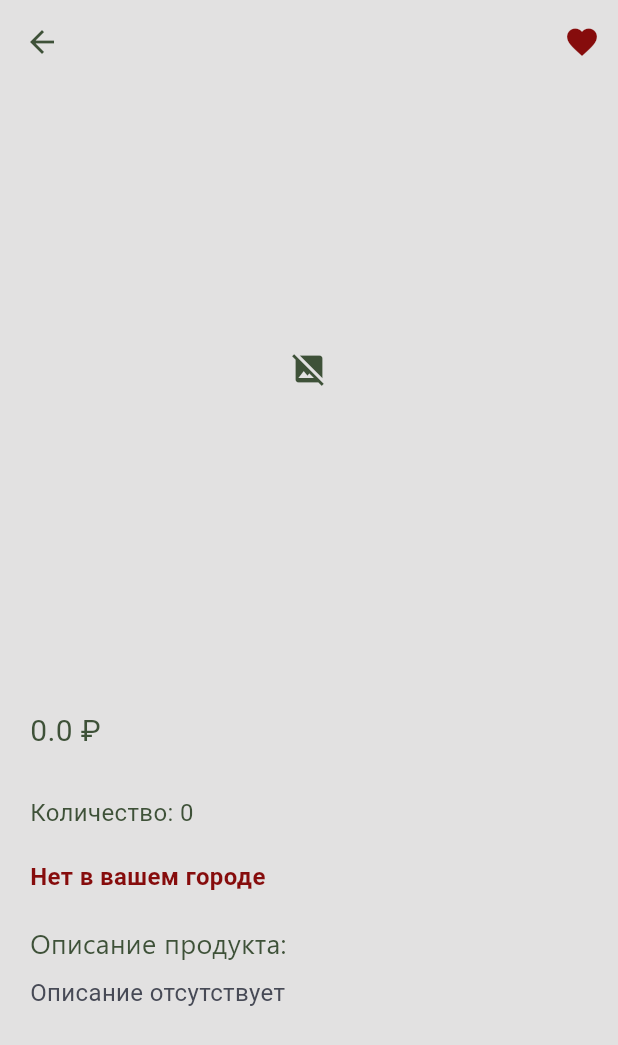
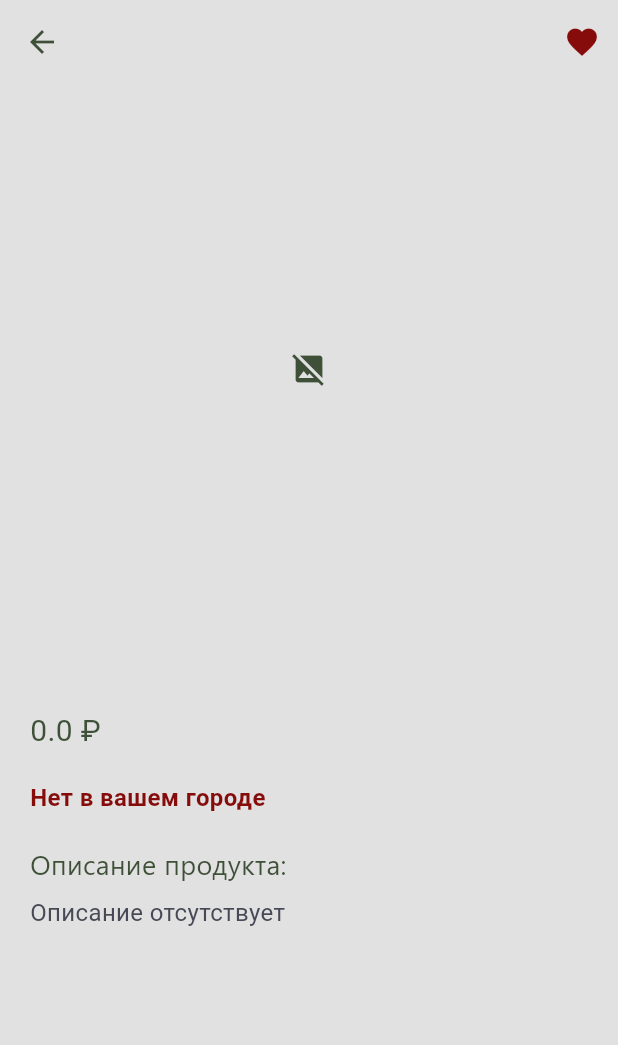
Before and after one commit to renatakhabirova/gifthub, a Flutter app: the ProductDetailScreen screen opened directly with empty values, on a phone screen of 412 x 824 dp. Shown: the top 1045 px of the screen. Run offline on Flutter 3.47's test engine with Material 3 defaults, Android fonts, the phone set to English and light mode, and no system bars; drawn by our look-alikes of carousel_slider; our stand-ins replace cached_network_image, flutter_dotenv, supabase_flutter, url_strategy, video_player, webview_flutter; missing offline and left inert: webview_windows; accounts and stored records are empty; network calls fail; statements that could not run were skipped.

Commit message:
Удаление строки количеств

```diff
--- a/lib/pages/product_card.dart
+++ b/lib/pages/product_card.dart
@@ -384,25 +384,8 @@ class ProductDetailScreen extends StatelessWidget {
                                   );
                                 },
                               ),
-                              const SizedBox(height: 20),
-                              FutureBuilder<int?>(
-                                future: fetchAvailableQuantity(
-                                    product['ProductID'], selectedParameter.value),
-                                builder: (context, snapshot) {
-                                  if (snapshot.connectionState == ConnectionState.waiting) {
-                                    return const Center(child: CircularProgressIndicator());
-                                  }
-                                  final quantity = snapshot.data ?? 0;
-                                  return Text(
-                                    'Количество: $quantity',
-                                    style: TextStyle(
-                                      fontSize: 16,
-                                      color: darkGreen,
-                                    ),
-                                  );
-                                },
-                              ),
-                              const SizedBox(height: 20),
+
+                              const SizedBox(height: 10),
                               Row(
                                 children: [
                                   FutureBuilder<(int?, bool)>(
```
